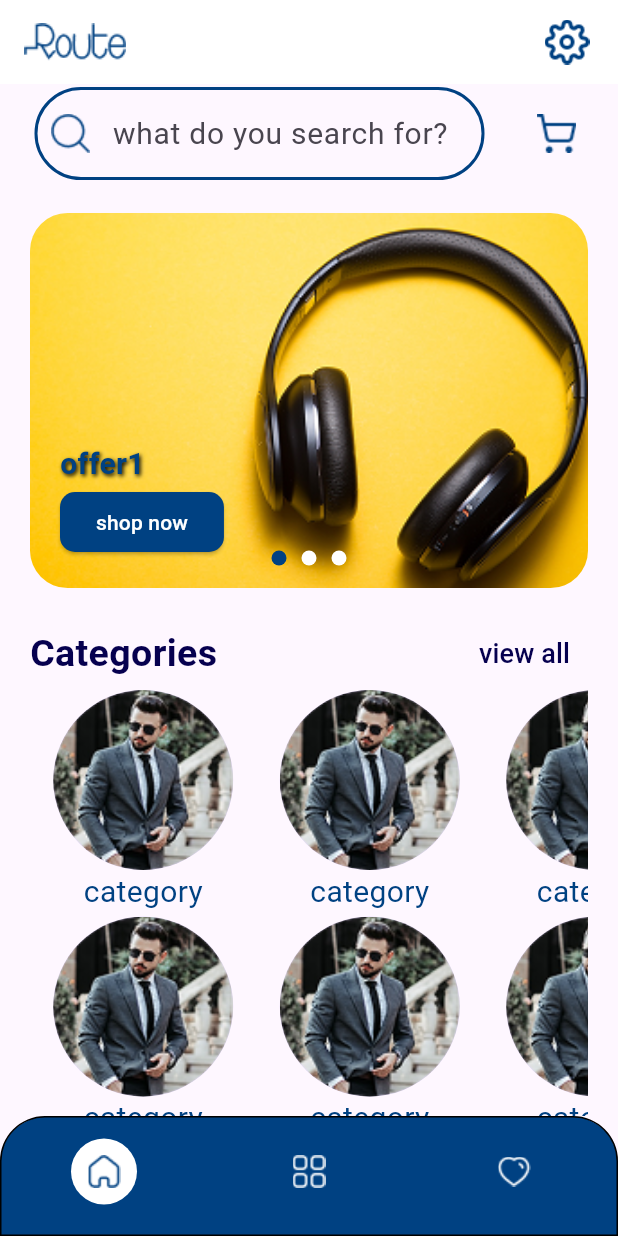
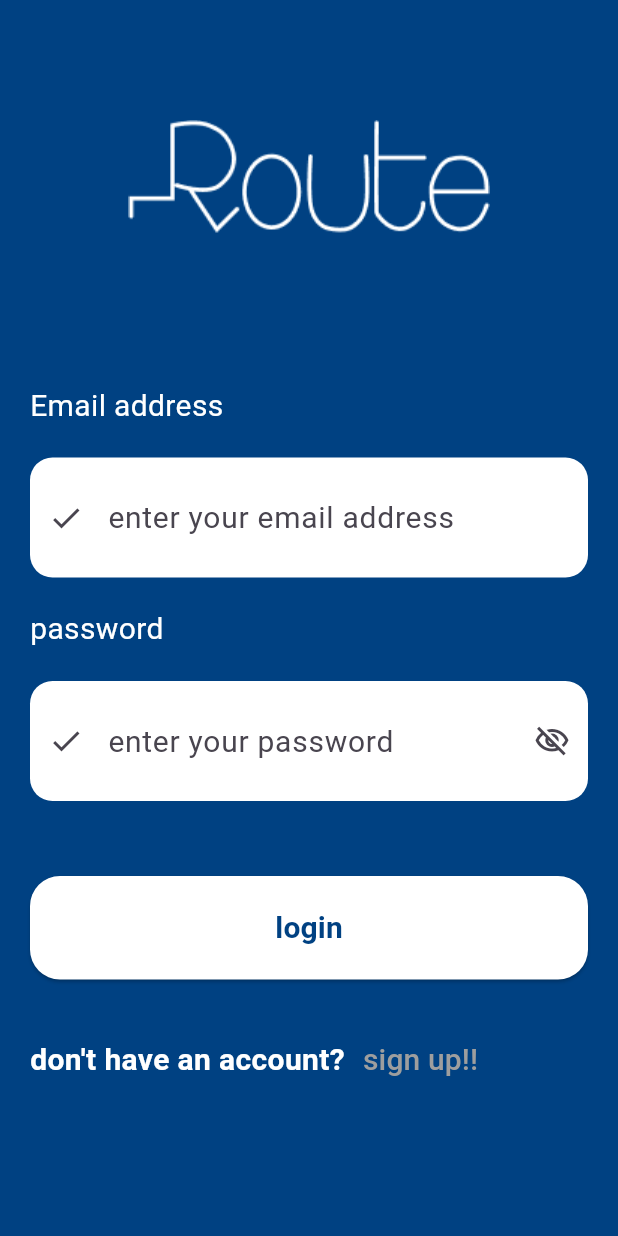
Before and after one commit to yousfraafat/ecommerce, a Flutter app: the screen it shows after launch, on a phone screen of 412 x 824 dp. Run offline on Flutter 3.47's test engine with Material 3 defaults, Android fonts, the phone set to English and light mode, and no system bars; drawn by our look-alikes of carousel_slider; our stand-ins replace email_validator.

Commit message:
feat:app ui and ux

```diff
--- a/lib/main.dart
+++ b/lib/main.dart
@@ -1,3 +1,6 @@
+import 'package:ecommerce/presentation/features/auth/login_screen.dart';
+import 'package:ecommerce/presentation/features/auth/profile_screen.dart';
+import 'package:ecommerce/presentation/features/auth/register_screen.dart';
 import 'package:ecommerce/presentation/features/cart/cart.dart';
 import 'package:ecommerce/presentation/features/main_layout/main_screen.dart';
 import 'package:ecommerce/presentation/features/product_details_screen/product_details_screen.dart';
@@ -17,12 +20,15 @@ class MyApp extends StatelessWidget {
   @override
   Widget build(BuildContext context) {
     return MaterialApp(
-      initialRoute: MainScreen.routeName,
+      initialRoute: LoginScreen.routeName,
       routes: {
         MainScreen.routeName: (_) => MainScreen(),
         ProductsScreen.routeName: (_) => ProductsScreen(),
         Cart.routeName: (_) => Cart(),
         ProductDetailsScreen.routeName: (_) => ProductDetailsScreen(),
+        LoginScreen.routeName: (_) => LoginScreen(),
+        RegisterScreen.routeName: (_) => RegisterScreen(),
+        ProfileScreen.routeName: (_) => ProfileScreen()
       },
     );
   }
--- /dev/null
+++ b/lib/presentation/core/widgets/my_text_field.dart
@@ -0,0 +1,122 @@
+import 'package:flutter/material.dart';
+
+typedef Validator = String? Function(String?)?;
+
+class MyTextField extends StatefulWidget {
+  String title;
+  String hint;
+  Color titleColor;
+  BorderSide borderSide;
+  TextInputType inputType;
+  bool securedPassword;
+  VoidCallback? saveEditClick;
+  bool editable;
+  Validator? validator;
+  TextEditingController? controller;
+
+  MyTextField({
+    super.key,
+    required this.hint,
+    required this.title,
+    required this.inputType,
+    this.titleColor = Colors.white,
+    this.editable = true,
+    this.securedPassword = false,
+    this.borderSide = BorderSide.none,
+    this.saveEditClick,
+    this.controller,
+    this.validator,
+  });
+
+  @override
+  State<MyTextField> createState() => _MyTextFieldState();
+}
+
+class _MyTextFieldState extends State<MyTextField> {
+  bool isVisible = true;
+
+  @override
+  void initState() {
+    super.initState();
+    isVisible = widget.securedPassword;
+  }
+
+  @override
+  Widget build(BuildContext context) {
+    return Column(
+      crossAxisAlignment: CrossAxisAlignment.start,
+      children: [
+        Text(
+          widget.title,
+          style: TextStyle(color: widget.titleColor, fontSize: 20),
+        ),
+        Container(
+          margin: EdgeInsets.symmetric(vertical: 20),
+          child: TextFormField(
+            readOnly: !widget.editable,
+            validator: widget.validator,
+            decoration: InputDecoration(
+              hintStyle: TextStyle(fontSize: 20),
+              errorStyle: TextStyle(fontSize: 20),
+              prefixIcon:
+                  widget.editable
+                      ? InkWell(
+                        onTap: widget.saveEditClick,
+                        child: Icon(Icons.check),
+                      )
+                      : null,
+              suffixIcon:
+                  !widget.editable
+                      ? InkWell(
+                        onTap: () {
+                          setState(() {
+                            widget.editable = !widget.editable;
+                          });
+                        },
+                        child: ImageIcon(
+                          AssetImage('assets/images/edit_icon.png'),
+                        ),
+                      )
+                      : widget.securedPassword
+                      ? InkWell(
+                        onTap: () {
+                          setState(() {
+                            isVisible = !isVisible;
+                          });
+                        },
+                        child: Icon(
+                          isVisible
+                              ? Icons.visibility_off_outlined
+                              : Icons.visibility,
+                        ),
+                      )
+                      : null,
+              border: OutlineInputBorder(
+                borderSide: widget.borderSide,
+                borderRadius: BorderRadius.circular(15),
+              ),
+              enabledBorder: OutlineInputBorder(
+                borderSide: widget.borderSide,
+                borderRadius: BorderRadius.circular(15),
+              ),
+              focusedBorder: OutlineInputBorder(
+                borderSide: widget.borderSide,
+                borderRadius: BorderRadius.circular(15),
+              ),
+              filled: true,
+              fillColor: Colors.white,
+              hintText: widget.hint,
+              contentPadding: EdgeInsets.symmetric(
+                vertical: 25,
+                horizontal: 20,
+              ),
+            ),
+            keyboardType: widget.inputType,
+            obscureText: isVisible,
+            controller: widget.controller,
+          ),
+        ),
+      ],
+    );
+  }
+}
--- /dev/null
+++ b/lib/presentation/features/auth/login_screen.dart
@@ -0,0 +1,141 @@
+import 'package:ecommerce/main.dart';
+import 'package:ecommerce/presentation/core/widgets/my_text_field.dart';
+import 'package:ecommerce/presentation/features/auth/register_screen.dart';
+import 'package:ecommerce/presentation/features/main_layout/main_screen.dart';
+import 'package:email_validator/email_validator.dart';
+import 'package:flutter/material.dart';
+
+class LoginScreen extends StatefulWidget {
+  static const String routeName = 'login';
+
+  LoginScreen({super.key});
+
+  @override
+  State<LoginScreen> createState() => _LoginScreenState();
+}
+
+class _LoginScreenState extends State<LoginScreen> {
+  GlobalKey<FormState> formKey = GlobalKey<FormState>();
+
+  TextEditingController email = TextEditingController();
+
+  TextEditingController password = TextEditingController();
+
+  @override
+  Widget build(BuildContext context) {
+    return Scaffold(
+      backgroundColor: MyApp.mainColor,
+      body: Container(
+        margin: EdgeInsets.symmetric(horizontal: 20, vertical: 30),
+        child: SingleChildScrollView(
+          child: Form(
+            key: formKey,
+            child: Column(
+              crossAxisAlignment: CrossAxisAlignment.start,
+              children: [
+                Container(
+                  margin: EdgeInsets.symmetric(vertical: 50),
+                  child: Center(
+                    child: Image.asset('assets/images/route_logo.png'),
+                  ),
+                ),
+                SizedBox(height: 50),
+                MyTextField(
+                  hint: 'enter your email address',
+                  title: 'Email address',
+                  inputType: TextInputType.name,
+                  controller: email,
+                  validator: (text) {
+                    if (text?.isEmpty == true) {
+                      return 'please enter your email';
+                    }
+                    if (EmailValidator.validate(text!) == false) {
+                      return 'wrong email';
+                    }
+                    return null;
+                  },
+                ),
+                MyTextField(
+                  hint: 'enter your password',
+                  title: 'password',
+                  inputType: TextInputType.visiblePassword,
+                  securedPassword: true,
+                  controller: password,
+                  validator: (text) {
+                    if (text?.isEmpty == true) {
+                      return 'please enter password';
+                    }
+                    if (text!.length < 6) {
+                      return 'password at least 6 characters';
+                    }
+                    return null;
+                  },
+                ),
+                Container(
+                  margin: EdgeInsets.symmetric(vertical: 30),
+                  child: Row(
+                    children: [
+                      Expanded(
+                        child: ElevatedButton(
+                          onPressed: () {
+                            Navigator.pushNamedAndRemoveUntil(
+                              context,
+                              MainScreen.routeName,
+                              (route) => false,
+                            );
+                          },
+                          style: ElevatedButton.styleFrom(
+                            backgroundColor: Colors.white,
+                            shape: RoundedRectangleBorder(
+                              borderRadius: BorderRadius.circular(20),
+                            ),
+                            padding: EdgeInsets.symmetric(vertical: 20),
+                          ),
+                          child: Text(
+                            'login',
+                            style: TextStyle(
+                              color: MyApp.mainColor,
+                              fontWeight: FontWeight.bold,
+                              fontSize: 20,
+                            ),
+                          ),
+                        ),
+                      ),
+                    ],
+                  ),
+                ),
+                Row(
+                  children: [
+                    Text(
+                      "don't have an account?",
+                      style: TextStyle(
+                        color: Colors.white,
+                        fontSize: 20,
+                        fontWeight: FontWeight.bold,
+                      ),
+                    ),
+                    TextButton(
+                      style: TextButton.styleFrom(foregroundColor: Colors.grey),
+                      onPressed:
+                          () => Navigator.pushReplacementNamed(
+                            context,
+                            RegisterScreen.routeName,
+                          ),
+                      child: Text('sign up!!', style: TextStyle(fontSize: 20)),
+                    ),
+                  ],
+                ),
+              ],
+            ),
+          ),
+        ),
+      ),
+    );
+  }
+
+  void login() {
+    if (formKey.currentState?.validate() == false) {
+      return;
+    }
+  }
+}
--- a/pubspec.yaml
+++ b/pubspec.yaml
@@ -36,6 +36,7 @@ dependencies:
   cupertino_icons: ^1.0.8
   curved_navigation_bar: ^1.0.6
   carousel_slider: ^5.1.1
+  email_validator: ^3.0.0
 
 dev_dependencies:
   flutter_test:
```
Also changed, not shown: lib/presentation/features/auth/profile_screen.dart (added, +74 -0 lines), lib/presentation/features/auth/register_screen.dart (added, +168 -0 lines), lib/presentation/features/cart/cart.dart (+5 -2 lines), lib/presentation/features/main_layout/main_screen.dart (+5 -2 lines), lib/presentation/features/product_details_screen/product_details_screen.dart (+5 -2 lines), lib/presentation/features/products_screen/products_screen.dart (+5 -2 lines), assets/images/edit_icon.png (added), assets/images/route_logo.png (added), assets/images/x2/route_logo@2x.png (added), assets/images/x3/route_logo@3x.png (added), pubspec.lock.
